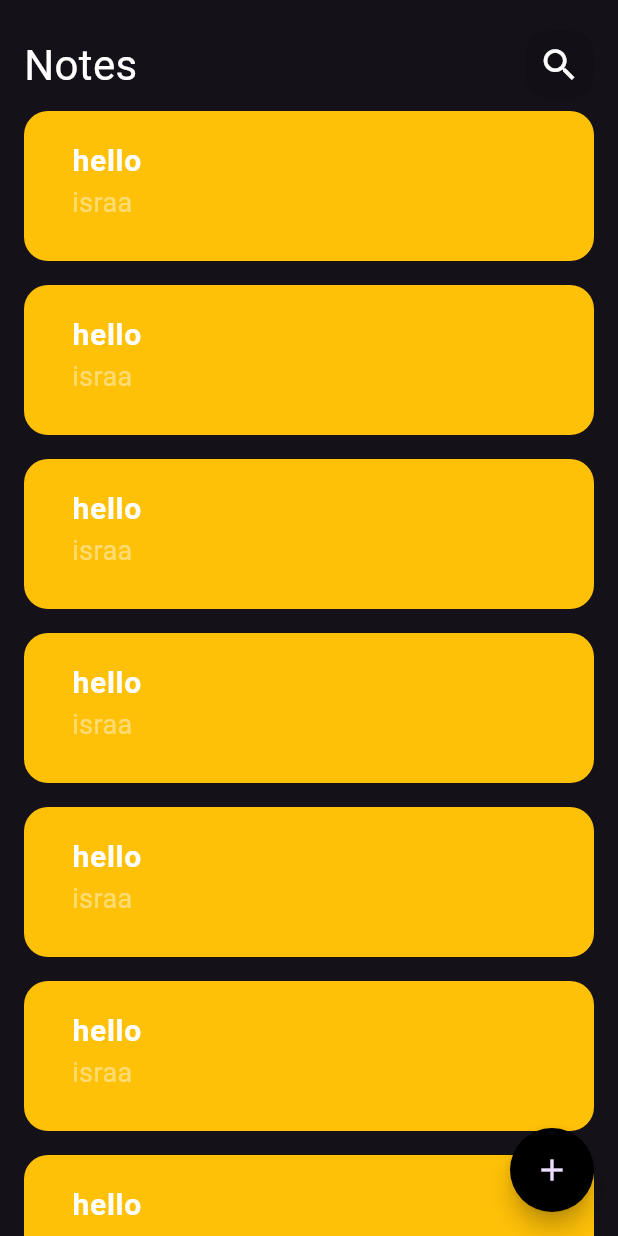
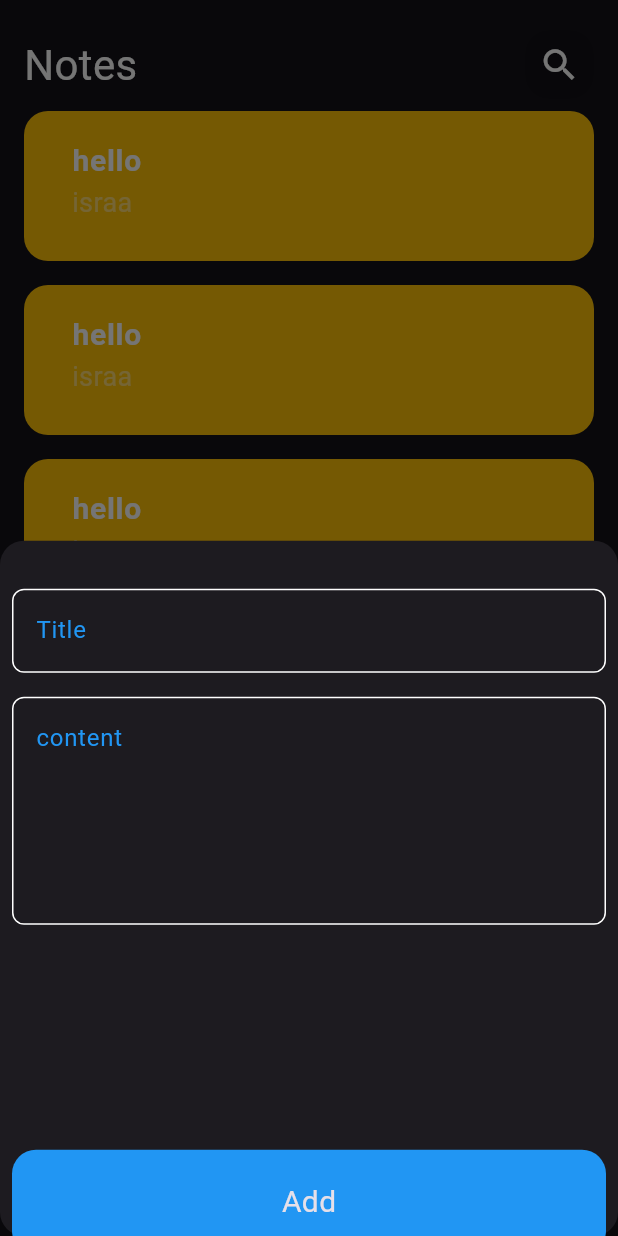
Before and after one commit to Israa6yazbeck/notes_app, a Flutter app: the screen it shows after launch, after a tap on the "add" icon, on a phone screen of 412 x 824 dp. Run offline on Flutter 3.47's test engine with Material 3 defaults, Android fonts, the phone set to English and light mode, and no system bars.

Commit message:
finishing ui

```diff
--- /dev/null
+++ b/lib/views/editview.dart
@@ -0,0 +1,11 @@
+import 'package:flutter/material.dart';
+import 'package:my_notes_app/views/widgets/editnoteviewbody.dart';
+
+class Editview extends StatelessWidget {
+  const Editview({super.key});
+
+  @override
+  Widget build(BuildContext context) {
+    return Scaffold(body: Editnoteviewbody());
+  }
+}
--- a/lib/views/notes_view.dart
+++ b/lib/views/notes_view.dart
@@ -1,4 +1,5 @@
 import 'package:flutter/material.dart';
+import 'package:my_notes_app/views/widgets/add_bottom_note_sheet.dart';
 import 'package:my_notes_app/views/widgets/notesviewbody.dart';
 
 class NotesView extends StatelessWidget {
@@ -8,7 +9,17 @@ class NotesView extends StatelessWidget {
   Widget build(BuildContext context) {
     return Scaffold(
       floatingActionButton: FloatingActionButton(
-        onPressed: () {},
+        onPressed: () {
+          showModalBottomSheet(
+            shape: RoundedRectangleBorder(
+              borderRadius: BorderRadius.circular(16),
+            ),
+            context: context,
+            builder: (context) {
+              return AddBottomNoteSheet();
+            },
+          );
+        },
         backgroundColor: Colors.black,
         shape: CircleBorder(),
         child: const Icon(Icons.add),
--- /dev/null
+++ b/lib/views/widgets/add_bottom_note_sheet.dart
@@ -0,0 +1,40 @@
+import 'package:flutter/material.dart';
+import 'package:my_notes_app/views/widgets/customtextfield.dart';
+
+class AddBottomNoteSheet extends StatelessWidget {
+  const AddBottomNoteSheet({super.key});
+
+  @override
+  Widget build(BuildContext context) {
+    return Padding(
+      padding: EdgeInsets.symmetric(horizontal: 8),
+      child: Column(
+        children: [
+          SizedBox(height: 32),
+          Customtextfield(hinttext: "Title", maxLines: 1),
+          SizedBox(height: 16),
+          Customtextfield(hinttext: "content", maxLines: 5),
+          SizedBox(height: 150),
+          bottom(),
+        ],
+      ),
+    );
+  }
+}
+
+class bottom extends StatelessWidget {
+  const bottom({super.key});
+
+  @override
+  Widget build(BuildContext context) {
+    return Container(
+      width: 400,
+      height: 70,
+      decoration: BoxDecoration(
+        color: Colors.blue,
+        borderRadius: BorderRadius.circular(16),
+      ),
+      child: Center(child: Text("Add", style: TextStyle(fontSize: 20))),
+    );
+  }
+}
--- /dev/null
+++ b/lib/views/widgets/constantsc.dart
@@ -0,0 +1,3 @@
+var kprimary = fromARGB(255, 33, 236, 243);
+
+fromARGB(int i, int j, int k, int l) {}
--- a/lib/views/widgets/customBody.dart
+++ b/lib/views/widgets/customBody.dart
@@ -12,7 +12,7 @@ class Custombody extends StatelessWidget {
       child: Column(
         children: [
           SizedBox(height: 20),
-          Customappbar(),
+          Customappbar(title: 'Notes', icon: Icons.search),
           Expanded(child: notenode()),
         ],
       ),
--- a/lib/views/widgets/customappbar.dart
+++ b/lib/views/widgets/customappbar.dart
@@ -2,15 +2,17 @@ import 'package:flutter/material.dart';
 import 'package:my_notes_app/views/widgets/customsearchicon.dart';
 
 class Customappbar extends StatelessWidget {
-  const Customappbar({super.key});
-
+  // ignore: use_super_parameters
+  const Customappbar({super.key, required this.title, required this.icon});
+  final String title;
+  final IconData icon;
   @override
   Widget build(BuildContext context) {
     return Row(
-      children: const [
-        Text("Notes", style: TextStyle(color: Colors.white, fontSize: 28)),
-        Spacer(),
-        Customsearchicon(),
+      children: [
+        Text(title, style: TextStyle(color: Colors.white, fontSize: 28)),
+        const Spacer(),
+        Customsearchicon(icon: icon),
       ],
     );
   }
--- a/lib/views/widgets/customnode.dart
+++ b/lib/views/widgets/customnode.dart
@@ -1,5 +1,7 @@
 import 'package:flutter/material.dart';
 import 'dart:math';
+
+import 'package:my_notes_app/views/editview.dart';
 
 final List<Color> color = [Colors.amber, Colors.red, Colors.blue, Colors.green];
 
@@ -8,7 +10,18 @@ class Customnode extends StatelessWidget {
 
   @override
   Widget build(BuildContext context) {
-    return Container(
+    return GestureDetector(
+      onTap: () {
+        Navigator.push(
+          context,
+          MaterialPageRoute(
+            builder: (context) {
+              return Editview();
+            },
+          ),
+        );
+      },
+      child: Container(
         padding: EdgeInsets.symmetric(vertical: 10, horizontal: 16),
         height: 100,
         decoration: BoxDecoration(
@@ -36,6 +49,7 @@ class Customnode extends StatelessWidget {
             ),
           ],
         ),
+      ),
     );
   }
 }
--- a/lib/views/widgets/customsearchicon.dart
+++ b/lib/views/widgets/customsearchicon.dart
@@ -1,8 +1,8 @@
 import 'package:flutter/material.dart';
 
 class Customsearchicon extends StatelessWidget {
-  const Customsearchicon({super.key});
-
+  const Customsearchicon({super.key, required this.icon});
+  final IconData icon;
   @override
   Widget build(BuildContext context) {
     return Container(
@@ -12,7 +12,7 @@ class Customsearchicon extends StatelessWidget {
         color: const Color.fromARGB(22, 0, 0, 0),
         borderRadius: BorderRadius.circular(16),
       ),
-      child: Center(child: Icon(Icons.search, size: 28)),
+      child: Center(child: Icon(icon, size: 28)),
     );
   }
 }
--- /dev/null
+++ b/lib/views/widgets/customtextfield.dart
@@ -0,0 +1,28 @@
+import 'package:flutter/material.dart';
+
+class Customtextfield extends StatelessWidget {
+  Customtextfield({super.key, required this.hinttext, required this.maxLines});
+  final String hinttext;
+  final int maxLines;
+  @override
+  Widget build(BuildContext context) {
+    return TextField(
+      maxLines: maxLines,
+      decoration: InputDecoration(
+        border: buildborder(),
+        hintText: hinttext,
+
+        hintStyle: TextStyle(color: Colors.blue),
+        enabledBorder: buildborder(),
+        focusedBorder: buildborder(),
+      ),
+    );
+  }
+
+  OutlineInputBorder buildborder() {
+    return OutlineInputBorder(
+      borderRadius: BorderRadius.circular(8),
+      borderSide: BorderSide(color: Colors.white),
+    );
+  }
+}
--- /dev/null
+++ b/lib/views/widgets/editnoteviewbody.dart
@@ -0,0 +1,22 @@
+import 'package:flutter/material.dart';
+import 'package:my_notes_app/views/widgets/customtextfield.dart';
+import 'customappbar.dart';
+
+class Editnoteviewbody extends StatelessWidget {
+  const Editnoteviewbody({super.key});
+
+  @override
+  Widget build(BuildContext context) {
+    return Padding(
+      padding: EdgeInsets.symmetric(vertical: 39),
+      child: Column(
+        children: [
+          Customappbar(title: "Edit", icon: Icons.check),
+          Customtextfield(hinttext: "title", maxLines: 1),
+          SizedBox(height: 10),
+          Customtextfield(hinttext: "content", maxLines: 5),
+        ],
+      ),
+    );
+  }
+}
```
Lines whose indentation alone changed are shown as unchanged.
